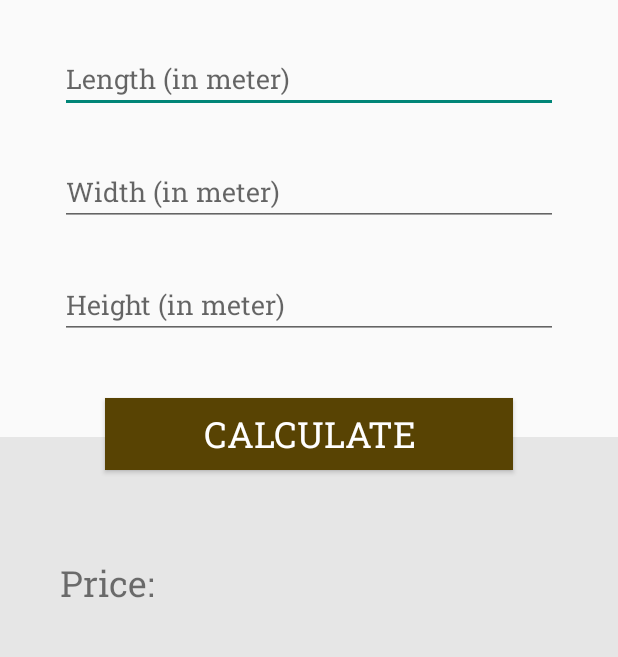
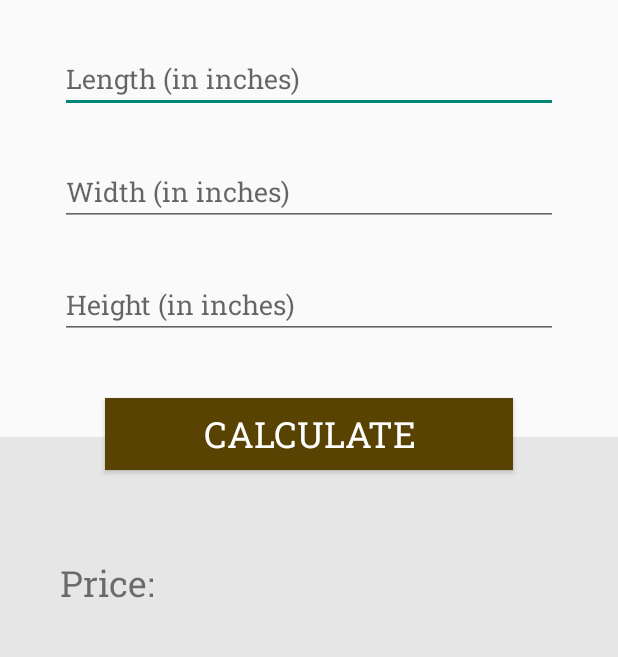
Before and after one commit to Barinder128/prediction_app_android, an Android app: the screen it shows after launch (MainActivity), after a tap on "CALCULATE", on a phone screen of 412 x 824 dp, the part 306-963 px from its top. Run offline under Robolectric (Android 15) with nearby library versions, the phone set to English and light mode, and no system bars.

Commit message:
Added Input field Validation Method

```diff
--- a/app/src/main/java/com/example/priceforecast/MainActivity.java
+++ b/app/src/main/java/com/example/priceforecast/MainActivity.java
@@ -80,26 +80,8 @@ public class MainActivity extends AppCompatActivity {
         }, 2000);
     }
 
-    //On clicking Calculate button this method is called
-    public void postData(View view){
-        //To check the state of button and change it if condition is true
-        if(buttonState.equals("reset")){
-            submitButton.setText("Calculate");
-            buttonState="calculate";
-            lengthEditText.setText("");
-            widthEditText.setText("");
-            heightEditText.setText("");
-            outputTextView.setText("");
-            lengthEditText.setEnabled(true);
-            widthEditText.setEnabled(true);
-            heightEditText.setEnabled(true);
-            lengthEditText.requestFocus();
-        } else {
-
-            String width = widthEditText.getText().toString();
-            String length = lengthEditText.getText().toString();
-            String height = heightEditText.getText().toString();
-            //To check if all editText fields have valid values before posting data to server
+    //Function To check if all editText fields have valid values before posting data to server
+    public boolean inputFieldValidation(String length, String width, String height){
         if (length.equals("")) {
             lengthEditText.requestFocus();
             Toast.makeText(this, "Please fill all fields and press calculate", Toast.LENGTH_SHORT).show();
@@ -127,7 +109,33 @@ public class MainActivity extends AppCompatActivity {
         } else if (height.substring(height.length()-1).equals(".")) {
             heightEditText.requestFocus();
             Toast.makeText(this, "Input Number should not end with .(dot)", Toast.LENGTH_SHORT).show();
+        } else{
+            return true;
+        }
+        return false;
+    }
+
+    //On clicking Calculate button this method is called
+    public void postData(View view){
+        //To check the state of button and change it if condition is true
+        if(buttonState.equals("reset")){
+            submitButton.setText("Calculate");
+            buttonState="calculate";
+            lengthEditText.setText("");
+            widthEditText.setText("");
+            heightEditText.setText("");
+            outputTextView.setText("");
+            lengthEditText.setEnabled(true);
+            widthEditText.setEnabled(true);
+            heightEditText.setEnabled(true);
+            lengthEditText.requestFocus();
         } else {
+            String width = widthEditText.getText().toString();
+            String length = lengthEditText.getText().toString();
+            String height = heightEditText.getText().toString();
+            //Method Call to check if all editText fields have valid values before posting data to server
+            boolean inputFieldCheck = inputFieldValidation(length, width, height);
+            if(inputFieldCheck){
                 calculatingTextView.setText("Calculating Price");
                 submitButton.setClickable(false);
                 buttonState="fetching_price";
--- a/app/src/main/res/layout/activity_main.xml
+++ b/app/src/main/res/layout/activity_main.xml
@@ -53,7 +53,7 @@
         android:layout_marginEnd="40dp"
         android:ems="10"
         android:fontFamily="@font/roboto_slab"
-        android:hint="Length (in meter)"
+        android:hint="Length (in inches)"
         android:inputType="numberDecimal"
         android:maxLength="20"
         android:tag="0"
@@ -71,7 +71,7 @@
         android:layout_marginEnd="40dp"
         android:ems="10"
         android:fontFamily="@font/roboto_slab"
-        android:hint="Width (in meter)"
+        android:hint="Width (in inches)"
         android:inputType="numberDecimal"
         android:maxLength="20"
         android:tag="1"
@@ -89,7 +89,7 @@
         android:layout_marginEnd="40dp"
         android:ems="10"
         android:fontFamily="@font/roboto_slab"
-        android:hint="Height (in meter)"
+        android:hint="Height (in inches)"
         android:inputType="numberDecimal"
         android:maxLength="20"
         android:tag="2"
```
Lines whose indentation alone changed are shown as unchanged.
